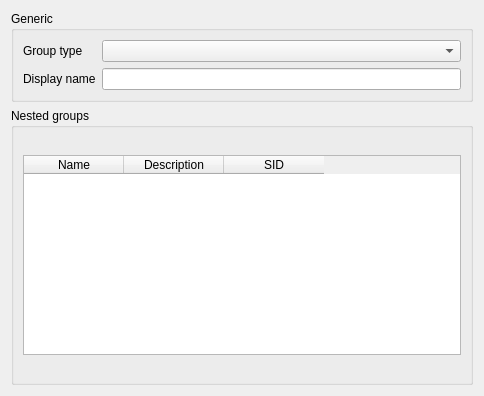
First picture: the form in agent/src/clacks/agent/data/templates/default/group-samba.ui, repository gonicus/clacks, before the edit.
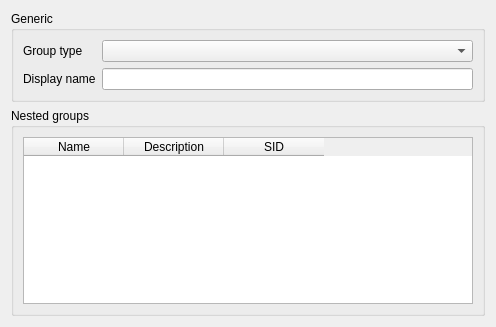
Second picture: the form after the edit. Icons and pictures are not drawn.

```diff
--- a/agent/src/clacks/agent/data/templates/default/group-samba.ui
+++ b/agent/src/clacks/agent/data/templates/default/group-samba.ui
@@ -6,8 +6,8 @@
    <rect>
     <x>0</x>
     <y>0</y>
-    <width>484</width>
-    <height>396</height>
+    <width>496</width>
+    <height>327</height>
    </rect>
   </property>
   <property name="windowTitle">
@@ -23,6 +23,8 @@
      <property name="title">
       <string>Generic</string>
      </property>
+     <layout class="QGridLayout" name="gridLayout">
+      <item row="0" column="0">
      <layout class="QFormLayout" name="formLayout">
       <item row="0" column="0">
        <widget class="QLabel" name="sambaGroupTypeLabel">
@@ -45,6 +47,8 @@
        <widget class="QLineEdit" name="displayNameEdit"/>
       </item>
      </layout>
+      </item>
+     </layout>
      <zorder>displayNameLabel</zorder>
      <zorder>displayNameEdit</zorder>
      <zorder>sambaGroupTypeLabel</zorder>
@@ -56,7 +60,7 @@
      <property name="title">
       <string>Nested groups</string>
      </property>
-     <layout class="QGridLayout" name="gridLayout">
+     <layout class="QGridLayout" name="gridLayout_2">
       <item row="0" column="0">
        <widget class="QTableWidget" name="sambaSIDListEdit">
         <property name="maximumSize">
```
Lines whose indentation alone changed are shown as unchanged.
